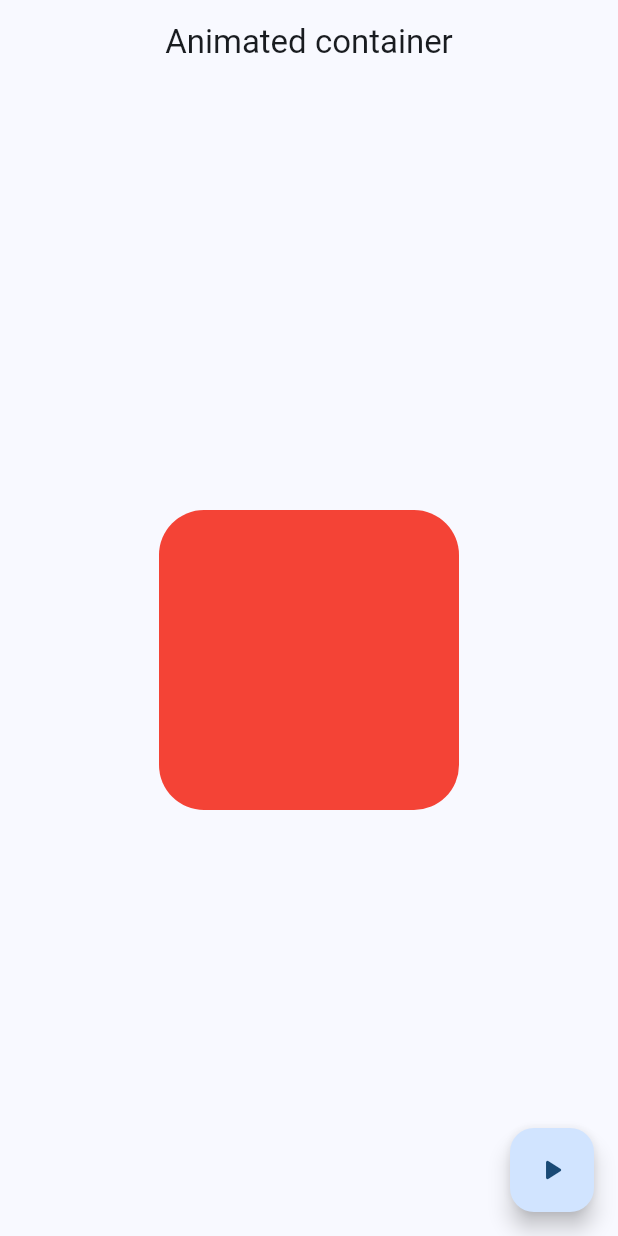
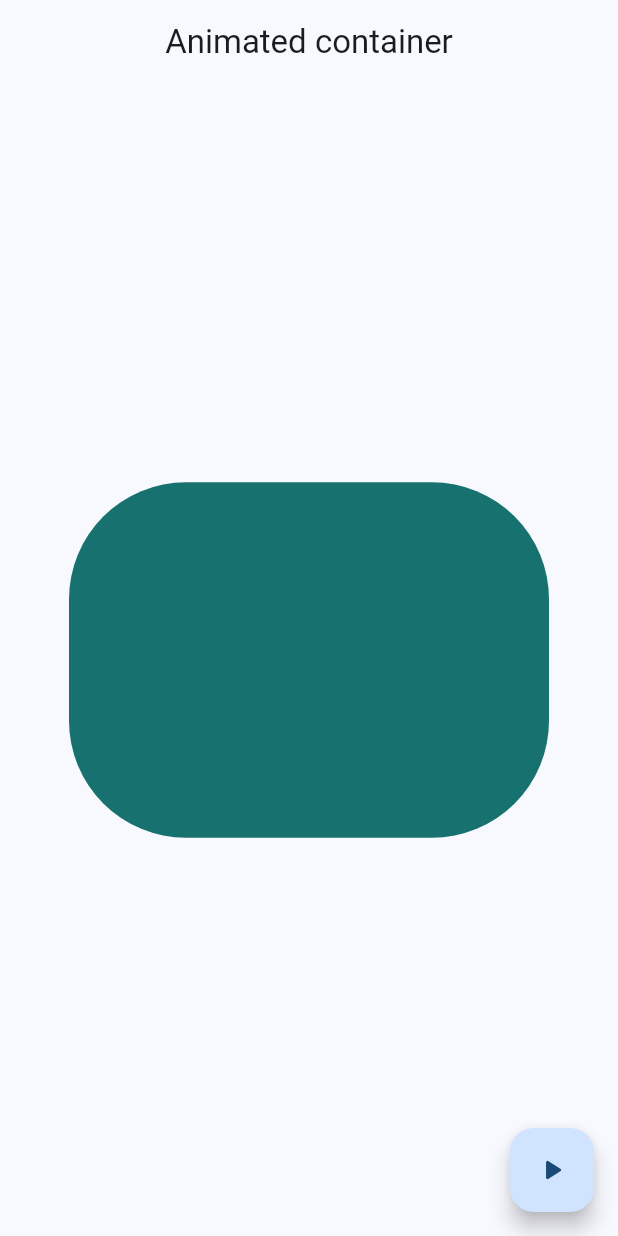
Before and after one commit to OmarACY/widgets_app, a Flutter app: the AnimatedScreen screen opened by its route, after a tap on the "play arrow" icon, on a phone screen of 412 x 824 dp. Run offline on Flutter 3.47's test engine with Material 3 defaults, Android fonts, the phone set to English and light mode, and no system bars; our stand-ins replace go_router.

Commit message:
141. Animar las propiedades del contenedor

```diff
--- a/lib/presentation/screens/animated/animated_screen.dart
+++ b/lib/presentation/screens/animated/animated_screen.dart
@@ -1,10 +1,34 @@
 import 'package:flutter/material.dart';
+import 'dart:math' show Random;
 
-class AnimatedScreen extends StatelessWidget {
+class AnimatedScreen extends StatefulWidget {
 
   static const String name = 'animated_screen';
 
   const AnimatedScreen({super.key});
+
+  @override
+  State<AnimatedScreen> createState() => _AnimatedScreenState();
+}
+
+class _AnimatedScreenState extends State<AnimatedScreen> {
+
+  double width = 50;
+  double height = 50;
+  Color color = Colors.indigo;
+  double borderRadius = 10.0;
+
+  void changeShape() {
+
+    final random = Random();
+
+    setState(() {
+      width = random.nextInt(300).toDouble() + 100;
+      height = random.nextInt(300).toDouble() + 100;
+      color = Color.fromRGBO(random.nextInt(255), random.nextInt(255), random.nextInt(255), 1);
+      borderRadius = random.nextInt(100).toDouble() + 20;
+    });
+  }
 
   @override
   Widget build(BuildContext context) {
@@ -14,19 +38,19 @@ class AnimatedScreen extends StatelessWidget {
       ),
       body: Center(
         child: AnimatedContainer(
-          duration: const Duration(seconds: 1),
-          curve: Curves.easeInCubic,
-          width: 200,
-          height: 200,
+          duration: const Duration(milliseconds: 600),
+          curve: Curves.elasticOut,
+          width: width <= 0 ? 0 : width,
+          height: height <= 0 ? 0 : height,
           decoration: BoxDecoration(
-            color: Colors.red,
-            borderRadius: BorderRadius.circular(30),
+            color: color,
+            borderRadius: BorderRadius.circular(borderRadius),
           )
         ),
       ),
       floatingActionButton: FloatingActionButton(
-        onPressed: () {
-        },
+        onPressed: () => changeShape()
+        ,
         child: const Icon(Icons.play_arrow_rounded),
       ),
     );
```
